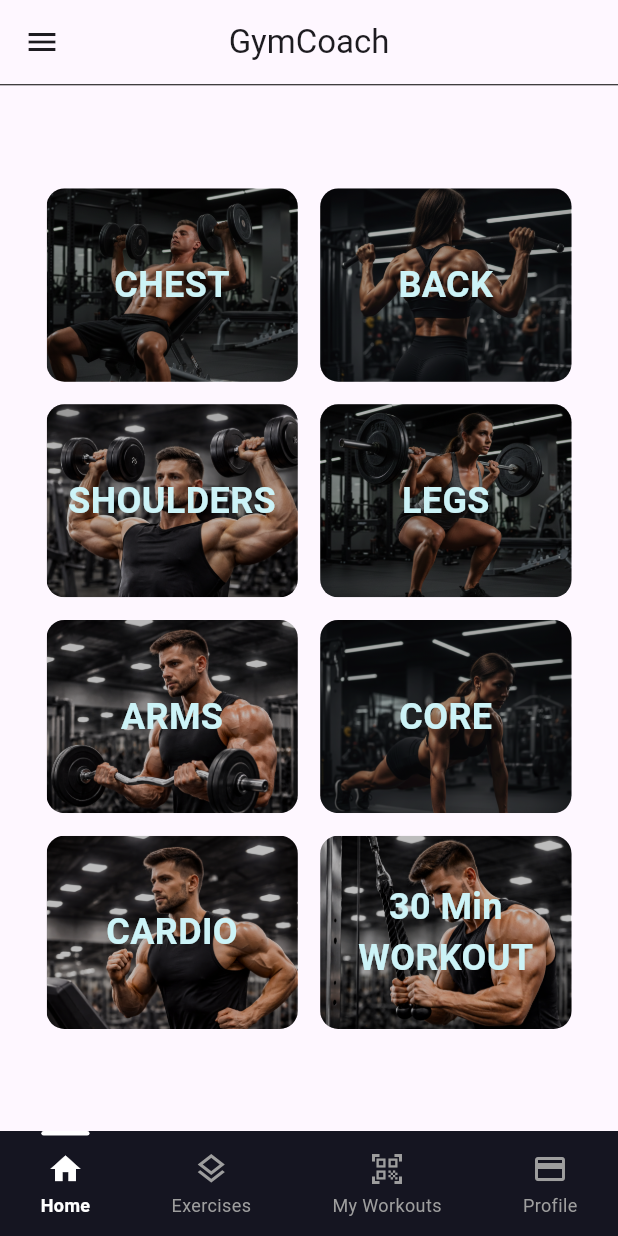
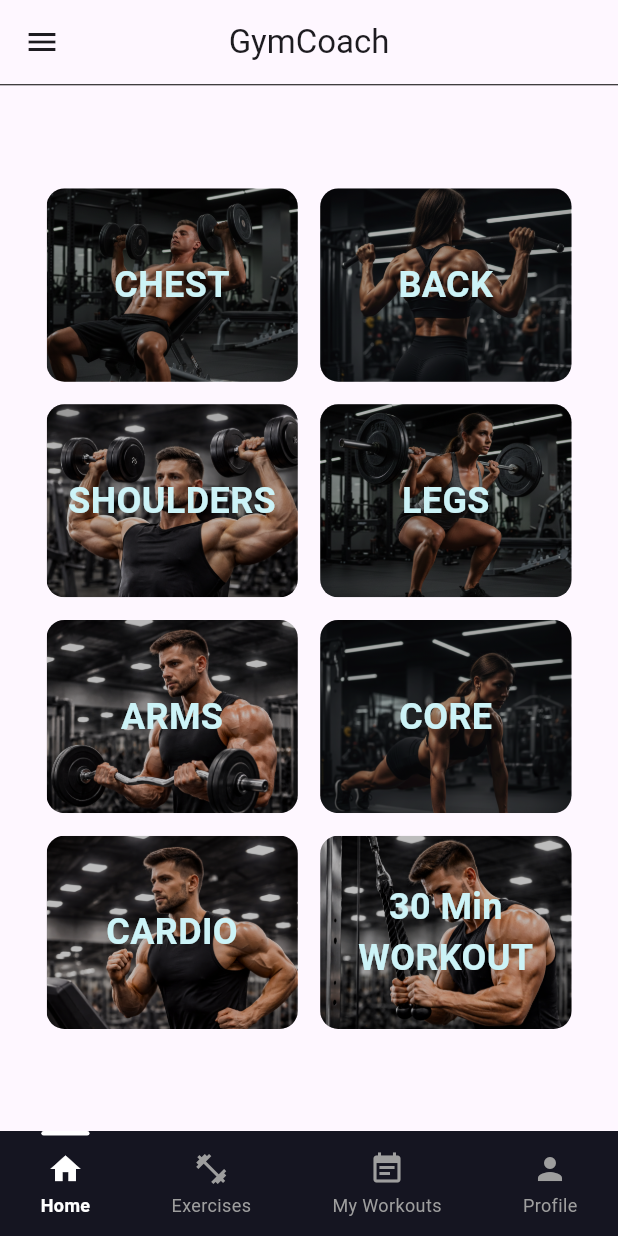
Before and after one commit to ShivamGlotra/workout_app, a Flutter app: the screen it shows after launch, on a phone screen of 412 x 824 dp. Run offline on Flutter 3.47's test engine with Material 3 defaults, Android fonts, the phone set to English and light mode, and no system bars.

Commit message:
icons fixed for the navigation

```diff
--- a/lib/main.dart
+++ b/lib/main.dart
@@ -125,9 +125,9 @@
           mainAxisAlignment: MainAxisAlignment.spaceAround,
           children: [
             _navItem(Icons.home, 'Home', 0),
-            _navItem(Icons.layers_outlined, 'Exercises', 1),
-            _navItem(Icons.qr_code_scanner, 'My Workouts', 2),
-            _navItem(Icons.credit_card_outlined, 'Profile', 3),
+            _navItem(Icons.fitness_center, 'Exercises', 1),
+            _navItem(Icons.event_note, 'My Workouts', 2),
+            _navItem(Icons.person, 'Profile', 3),
           ],
         ),
       ),
```
